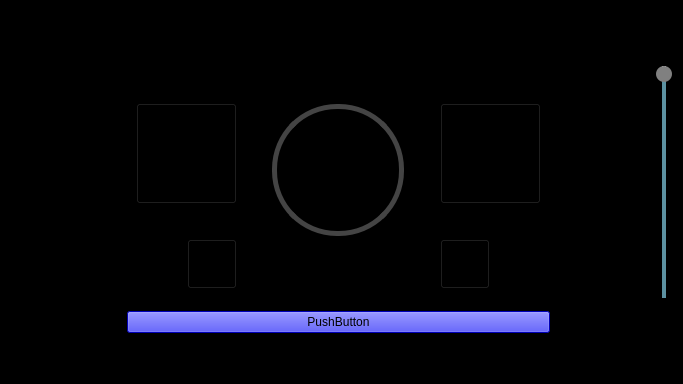
Before: the Qt Designer form src/ViewLayer/SongPlayerUi.ui in UCSolarCarTeam/Epsilon-Onboard-Media-Control, drawn with Qt 5.
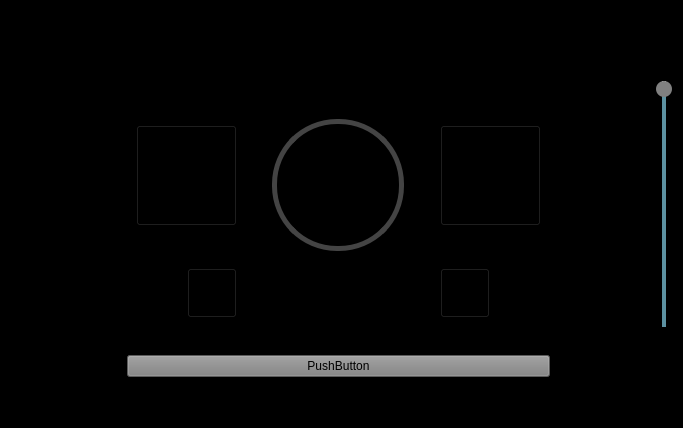
After: the same form once the commit is applied. Icons and pictures are not drawn.

What changed in the file:
```diff
--- a/src/ViewLayer/SongPlayerUi.ui
+++ b/src/ViewLayer/SongPlayerUi.ui
@@ -7,7 +7,7 @@
     <x>0</x>
     <y>0</y>
     <width>683</width>
-    <height>384</height>
+    <height>428</height>
    </rect>
   </property>
   <property name="windowTitle">
@@ -505,7 +505,7 @@
    <item row="7" column="7">
     <widget class="QPushButton" name="playerToList">
      <property name="styleSheet">
-      <string notr="true">background-color:blue;</string>
+      <string notr="true">background-color:grey;</string>
      </property>
      <property name="text">
       <string>PushButton</string>
```
